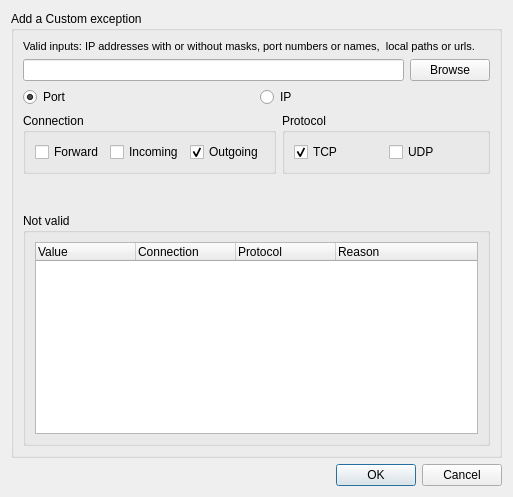
First picture: the form in pgl/pgl-gui.qt/ui/add_exception.ui, repository okyes/peerguardian, before the edit.
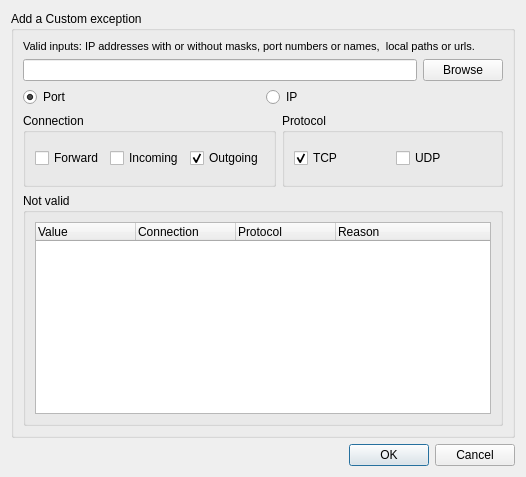
Second picture: the form after the edit.

Commit message: Connection's QGroupBox is disabled instead of hidden. Other minor changes.

Diff of the .ui file:
```diff
--- a/pgl/pgl-gui.qt/ui/add_exception.ui
+++ b/pgl/pgl-gui.qt/ui/add_exception.ui
@@ -6,8 +6,8 @@
    <rect>
     <x>0</x>
     <y>0</y>
-    <width>513</width>
-    <height>471</height>
+    <width>526</width>
+    <height>453</height>
    </rect>
   </property>
   <property name="windowTitle">
@@ -17,11 +17,17 @@
    <item>
     <widget class="QGroupBox" name="groupBox">
      <property name="sizePolicy">
-      <sizepolicy hsizetype="Preferred" vsizetype="Minimum">
+      <sizepolicy hsizetype="Preferred" vsizetype="MinimumExpanding">
        <horstretch>0</horstretch>
        <verstretch>0</verstretch>
       </sizepolicy>
      </property>
+     <property name="minimumSize">
+      <size>
+       <width>0</width>
+       <height>0</height>
+      </size>
+     </property>
      <property name="title">
       <string>Add a Custom exception</string>
      </property>
@@ -51,6 +57,12 @@
        <layout class="QHBoxLayout" name="horizontalLayout">
         <item>
          <widget class="QLineEdit" name="m_addEdit">
+          <property name="sizePolicy">
+           <sizepolicy hsizetype="Expanding" vsizetype="Minimum">
+            <horstretch>0</horstretch>
+            <verstretch>0</verstretch>
+           </sizepolicy>
+          </property>
           <property name="statusTip">
            <string/>
           </property>
@@ -72,6 +84,12 @@
        <layout class="QHBoxLayout" name="horizontalLayout_5">
         <item>
          <widget class="QRadioButton" name="m_portRadio">
+          <property name="sizePolicy">
+           <sizepolicy hsizetype="Minimum" vsizetype="Minimum">
+            <horstretch>0</horstretch>
+            <verstretch>0</verstretch>
+           </sizepolicy>
+          </property>
           <property name="text">
            <string>Port</string>
           </property>
@@ -82,6 +100,12 @@
         </item>
         <item>
          <widget class="QRadioButton" name="m_ipRadio">
+          <property name="sizePolicy">
+           <sizepolicy hsizetype="Minimum" vsizetype="Minimum">
+            <horstretch>0</horstretch>
+            <verstretch>0</verstretch>
+           </sizepolicy>
+          </property>
           <property name="text">
            <string>IP</string>
           </property>
@@ -93,13 +117,28 @@
        </layout>
       </item>
       <item>
-       <layout class="QHBoxLayout" name="horizontalLayout_4">
+       <layout class="QHBoxLayout" name="horizontalLayout_3">
+        <property name="sizeConstraint">
+         <enum>QLayout::SetDefaultConstraint</enum>
+        </property>
         <item>
          <widget class="QGroupBox" name="m_ConnectionGroup">
+          <property name="sizePolicy">
+           <sizepolicy hsizetype="Preferred" vsizetype="MinimumExpanding">
+            <horstretch>0</horstretch>
+            <verstretch>0</verstretch>
+           </sizepolicy>
+          </property>
+          <property name="minimumSize">
+           <size>
+            <width>0</width>
+            <height>0</height>
+           </size>
+          </property>
           <property name="title">
            <string>Connection</string>
           </property>
-          <layout class="QHBoxLayout" name="horizontalLayout_3">
+          <layout class="QHBoxLayout" name="horizontalLayout_4">
            <item>
             <widget class="QCheckBox" name="m_FwdCheck">
              <property name="text">
@@ -129,6 +168,18 @@
         </item>
         <item>
          <widget class="QGroupBox" name="m_ProtocolGroup">
+          <property name="sizePolicy">
+           <sizepolicy hsizetype="Preferred" vsizetype="Minimum">
+            <horstretch>0</horstretch>
+            <verstretch>0</verstretch>
+           </sizepolicy>
+          </property>
+          <property name="minimumSize">
+           <size>
+            <width>0</width>
+            <height>0</height>
+           </size>
+          </property>
           <property name="title">
            <string>Protocol</string>
           </property>
@@ -155,76 +206,35 @@
         </item>
        </layout>
       </item>
-      <item>
-       <widget class="QLabel" name="m_errorLabel">
-        <property name="sizePolicy">
-         <sizepolicy hsizetype="Preferred" vsizetype="MinimumExpanding">
-          <horstretch>0</horstretch>
-          <verstretch>0</verstretch>
-         </sizepolicy>
-        </property>
-        <property name="palette">
-         <palette>
-          <active>
-           <colorrole role="Text">
-            <brush brushstyle="SolidPattern">
-             <color alpha="255">
-              <red>255</red>
-              <green>0</green>
-              <blue>0</blue>
-             </color>
-            </brush>
-           </colorrole>
-          </active>
-          <inactive>
-           <colorrole role="Text">
-            <brush brushstyle="SolidPattern">
-             <color alpha="255">
-              <red>255</red>
-              <green>0</green>
-              <blue>0</blue>
-             </color>
-            </brush>
-           </colorrole>
-          </inactive>
-          <disabled>
-           <colorrole role="Text">
-            <brush brushstyle="SolidPattern">
-             <color alpha="255">
-              <red>159</red>
-              <green>158</green>
-              <blue>158</blue>
-             </color>
-            </brush>
-           </colorrole>
-          </disabled>
-         </palette>
-        </property>
-        <property name="text">
-         <string/>
-        </property>
-        <property name="scaledContents">
-         <bool>true</bool>
-        </property>
-        <property name="wordWrap">
-         <bool>true</bool>
-        </property>
-        <property name="textInteractionFlags">
-         <set>Qt::LinksAccessibleByMouse|Qt::TextSelectableByMouse</set>
-        </property>
-       </widget>
-      </item>
       <item>
        <widget class="QGroupBox" name="groupBox_2">
+        <property name="sizePolicy">
+         <sizepolicy hsizetype="Preferred" vsizetype="MinimumExpanding">
+          <horstretch>0</horstretch>
+          <verstretch>0</verstretch>
+         </sizepolicy>
+        </property>
+        <property name="minimumSize">
+         <size>
+          <width>0</width>
+          <height>0</height>
+         </size>
+        </property>
         <property name="title">
          <string>Not valid</string>
         </property>
-        <layout class="QVBoxLayout" name="verticalLayout_4">
+        <layout class="QHBoxLayout" name="horizontalLayout_6">
          <item>
           <widget class="QTreeWidget" name="m_notValidTreeWidget">
            <property name="enabled">
             <bool>true</bool>
            </property>
+           <property name="sizePolicy">
+            <sizepolicy hsizetype="Expanding" vsizetype="Minimum">
+             <horstretch>0</horstretch>
+             <verstretch>0</verstretch>
+            </sizepolicy>
+           </property>
            <property name="wordWrap">
             <bool>false</bool>
            </property>
```
Left out of the diff: 32 changed lines with no effect on the pictures.
